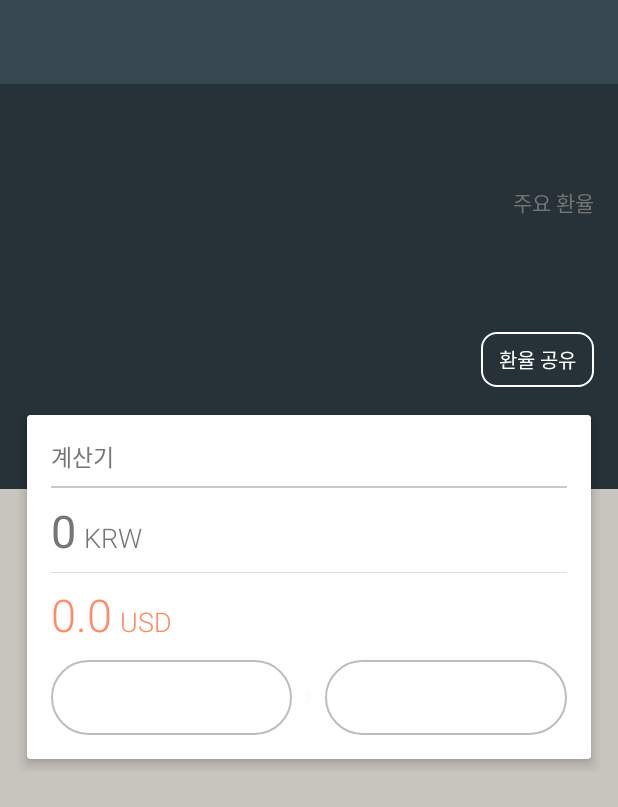
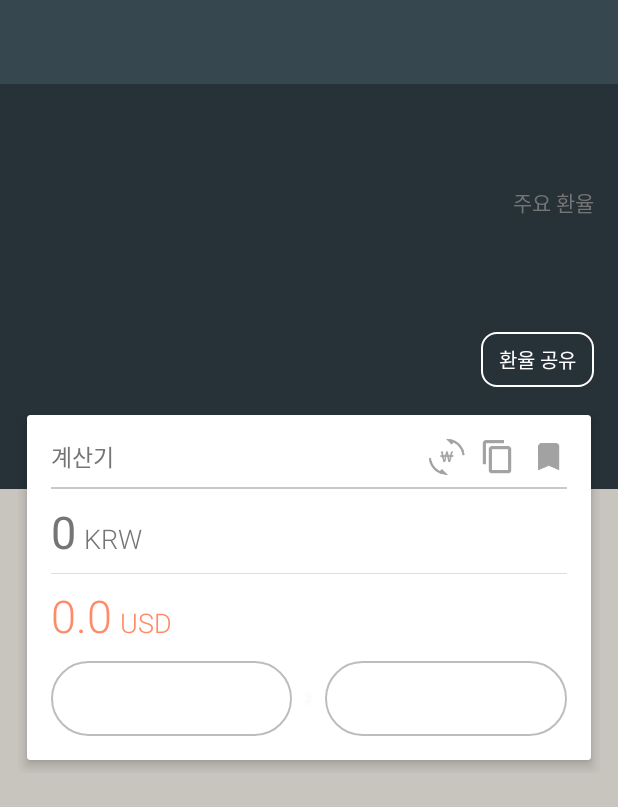
Before and after one commit to AtelierStudio/Exchat_Rev.1, an Android app: the layout activity_main.xml on its own in the app's theme, with its tools: preview values and no code run, on a phone screen of 412 x 824 dp. Shown: the top 807 px of the screen. Run offline under Robolectric (Android 15) with nearby library versions, the phone set to English and light mode, and no system bars; plain views replace ParallaxView, ScrollView.

Commit message:
1.0.1 Update
unit reverse button added
main calculator share button added
main calculator save button added
alert on/off switch added
etc minor bugs fixed

```diff
--- a/app/build.gradle
+++ b/app/build.gradle
@@ -13,7 +13,7 @@ android {
         minSdkVersion 16
         targetSdkVersion 23
         versionCode 1
-        versionName "1.0"
+        versionName "1.0.1"
     }
     buildTypes {
         release {
--- a/app/src/main/res/layout/activity_main.xml
+++ b/app/src/main/res/layout/activity_main.xml
@@ -25,10 +25,10 @@
                 app:titleTextColor="#FFF" />
 
             <com.github.florent37.parallax.ScrollView
-                android:scrollbars="none"
                 android:id="@+id/contentScrollView"
                 android:layout_width="match_parent"
-                android:layout_height="match_parent">
+                android:layout_height="match_parent"
+                android:scrollbars="none">
 
                 <FrameLayout
                     android:layout_width="match_parent"
@@ -69,14 +69,14 @@
                                 android:gravity="end"
                                 android:textColor="#FFF"
                                 android:textSize="28dp"
-                                app:isBold="true"
-                                android:textStyle="bold" />
+                                android:textStyle="bold"
+                                app:isBold="true" />
 
                             <kr.edcan.exchat.utils.ExchatTextView
-                                android:layout_marginTop="-5dp"
                                 android:id="@+id/main_major_finance_to"
                                 android:layout_width="match_parent"
                                 android:layout_height="wrap_content"
+                                android:layout_marginTop="-5dp"
                                 android:gravity="end"
                                 android:textColor="#FFF"
                                 android:textSize="28dp"
@@ -131,12 +131,49 @@
                                     android:orientation="vertical"
                                     android:padding="16dp">
 
-                                    <kr.edcan.exchat.utils.ExchatTextView
+                                    <RelativeLayout
                                         android:layout_width="match_parent"
-                                        android:layout_height="match_parent"
-                                        android:text="계산기"
-                                        android:textColor="@color/textColor"
-                                        android:textSize="15sp" />
+                                        android:layout_height="wrap_content"
+                                        android:orientation="horizontal">
+
+                                        <kr.edcan.exchat.utils.ExchatTextView
+                                            android:layout_width="wrap_content"
+                                            android:layout_height="match_parent"
+                                            android:layout_centerVertical="true"
+                                            android:gravity="center"
+                                            android:text="계산기"
+                                            android:textColor="@color/textColor"
+                                            android:textSize="15sp" />
+
+                                        <LinearLayout
+                                            android:layout_width="wrap_content"
+                                            android:layout_height="match_parent"
+                                            android:layout_alignParentRight="true"
+                                            android:layout_centerVertical="true"
+                                            android:gravity="center"
+                                            android:orientation="horizontal">
+
+                                            <ImageView
+                                                android:id="@+id/main_change_unit"
+                                                android:layout_width="wrap_content"
+                                                android:layout_height="wrap_content"
+                                                android:src="@drawable/btn_change_danwi" />
+
+                                            <ImageView
+                                                android:layout_marginLeft="10dp"
+                                                android:id="@+id/main_copy_to_clipboard"
+                                                android:layout_width="wrap_content"
+                                                android:layout_height="wrap_content"
+                                                android:src="@drawable/btn_copy" />
+
+                                            <ImageView
+                                                android:layout_marginLeft="10dp"
+                                                android:id="@+id/main_save_calc"
+                                                android:layout_width="wrap_content"
+                                                android:layout_height="wrap_content"
+                                                android:src="@drawable/btn_save" />
+                                        </LinearLayout>
+                                    </RelativeLayout>
 
                                     <LinearLayout
                                         android:layout_width="match_parent"
@@ -146,7 +183,8 @@
                                         android:background="#aaafafaf" />
 
                                     <RelativeLayout
-                                        android:layout_width="wrap_content"
+                                        android:id="@+id/header_layout"
+                                        android:layout_width="match_parent"
                                         android:layout_height="wrap_content"
                                         android:orientation="horizontal">
 
@@ -156,9 +194,9 @@
                                             android:layout_height="wrap_content"
                                             android:layout_alignBottom="@+id/header_prevValue"
                                             android:layout_marginBottom="3dp"
-                                            android:text="KRW"
                                             android:layout_marginLeft="5dp"
                                             android:layout_toRightOf="@+id/header_prevValue"
+                                            android:text="KRW"
                                             android:textColor="@color/textColor"
                                             android:textSize="18sp" />
 
@@ -203,10 +241,10 @@
                                             android:id="@+id/header_convertUnit"
                                             android:layout_width="wrap_content"
                                             android:layout_height="wrap_content"
-                                            android:layout_toRightOf="@+id/header_convertValue"
                                             android:layout_alignBottom="@+id/header_convertValue"
                                             android:layout_marginBottom="3dp"
                                             android:layout_marginLeft="5dp"
+                                            android:layout_toRightOf="@+id/header_convertValue"
                                             android:text="USD"
                                             android:textColor="@color/orangeMiddle"
                                             android:textSize="18sp" />
```
Also changed, not shown: app/src/main/java/kr/edcan/exchat/activity/MainActivity.java (+108 -54 lines), app/src/main/java/kr/edcan/exchat/adapter/DrawerListViewAdapter.java (+12 -0 lines), app/src/main/java/kr/edcan/exchat/service/ClipBoardService.java (+12 -5 lines).
